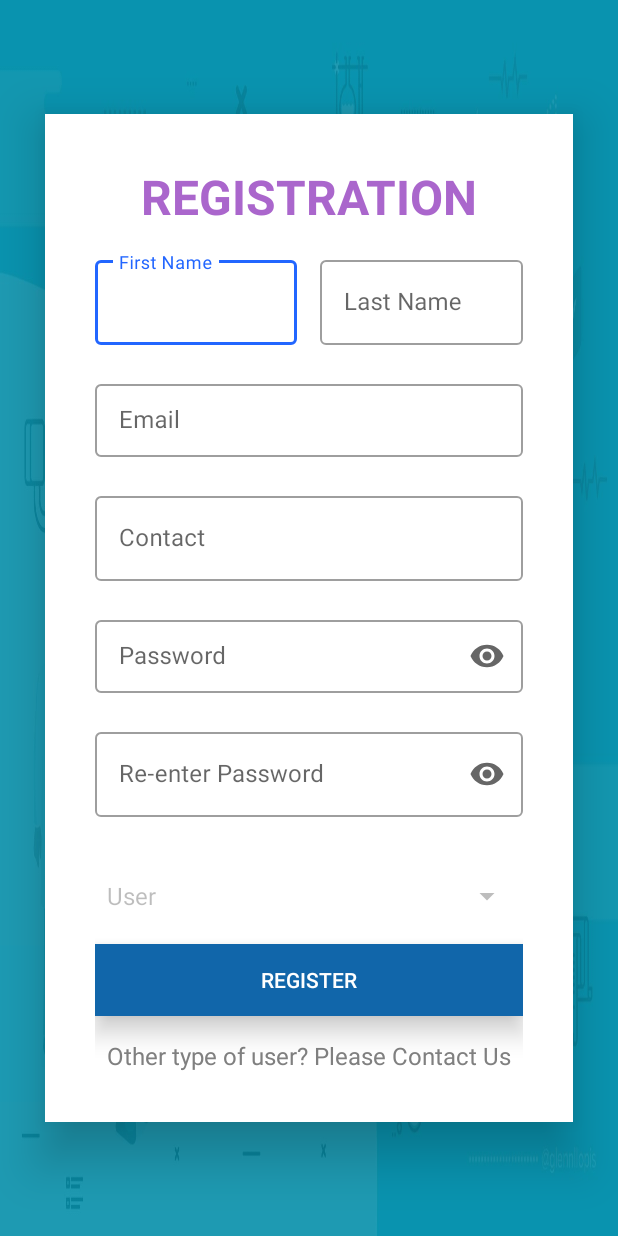
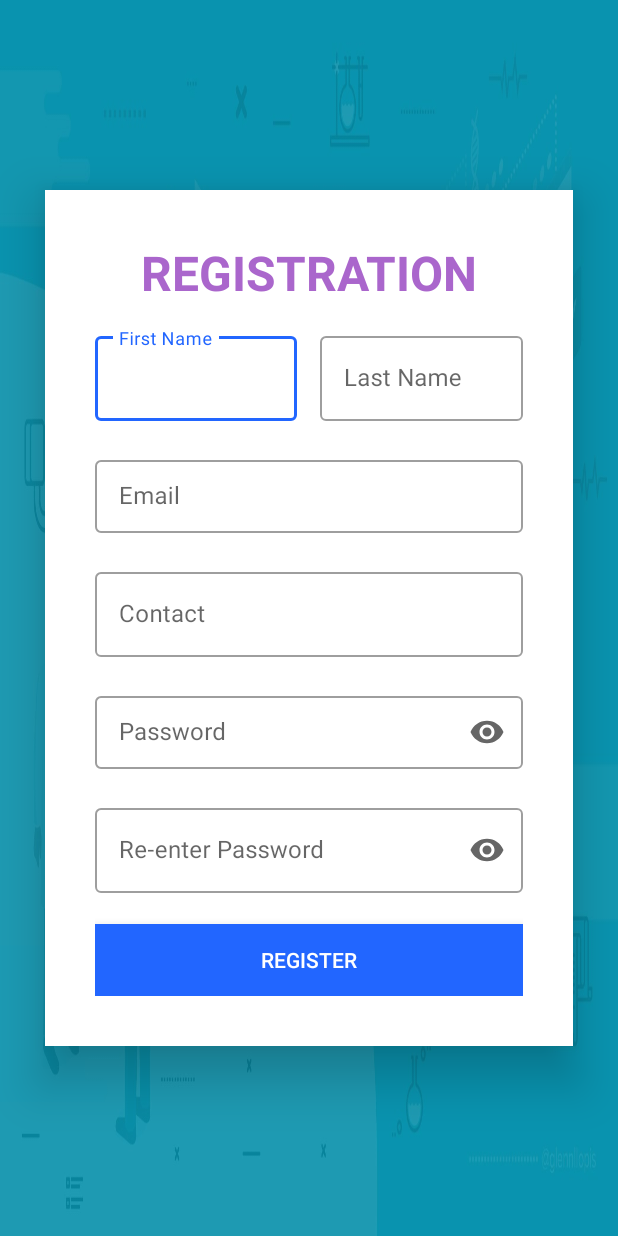
Before and after one commit to keyur982/E-Healthcare, an Android app: the Login screen opened directly, with no data from a screen before it, after a tap on "New user? Register Now!", on a phone screen of 412 x 824 dp. Run offline under Robolectric (Android 15) with nearby library versions, the phone set to English and light mode, and no system bars; 1 other tap on this screen came first.

Commit message:
Updated registration UI

```diff
--- a/app/src/main/java/com/ehealth/app/Login.java
+++ b/app/src/main/java/com/ehealth/app/Login.java
@@ -50,7 +50,7 @@ import java.util.regex.Pattern;
 
 public class Login extends AppCompatActivity {
     ImageView iv_login;
-    Spinner sp_userType;
+
     TextInputLayout tl_email, tl_password;
     TextInputEditText et_email,et_password;
     TextView tv_register;
@@ -66,46 +66,12 @@ public class Login extends AppCompatActivity {
         iv_login = findViewById(R.id.img_login);
         et_email = findViewById(R.id.et_email);
         et_password = findViewById(R.id.et_password);
-        sp_userType = findViewById(R.id.sp_userType);
         tv_register = findViewById(R.id.tv_register);
         btn_login = findViewById(R.id.btn_login);
         tl_email = findViewById(R.id.text_input_email);
         tl_password = findViewById(R.id.text_input_password);
 
 
-        /*String[] types = {"User","Doctor","Admin"};
-        ArrayAdapter<String> adapter = new ArrayAdapter<>(this, android.R.layout.simple_dropdown_item_1line, types);
-        sp_userType.setAdapter(adapter);
-
-        sp_userType.setOnItemSelectedListener(new AdapterView.OnItemSelectedListener() {
-            @Override
-            public void onItemSelected(AdapterView<?> parent, View view, int position, long id) {
-                switch (position) {
-                    case 0:
-                        //iv_login.setImageResource(R.drawable.user);
-                        if(!init)
-                            ImageViewAnimatedChange(Login.this,iv_login,R.drawable.user);
-                        init=false;
-                        break;
-                    case 1:
-                        //iv_login.setImageResource(R.drawable.doctor);
-                        ImageViewAnimatedChange(Login.this,iv_login,R.drawable.doctor);
-                        break;
-                    case 2:
-                        //iv_login.setImageResource(R.drawable.admin);
-                        ImageViewAnimatedChange(Login.this,iv_login,R.drawable.admin);
-                        break;
-                    default:
-                        iv_login.setImageResource(R.drawable.user);
-                        break;
-                }
-            }
-
-            @Override
-            public void onNothingSelected(AdapterView<?> parent) {
-                //iv_login.setImageDrawable(Drawable.createFromPath("user.png"));
-            }
-        });*/
 
         btn_login.setOnClickListener(new View.OnClickListener() {
             @Override
--- a/app/src/main/java/com/ehealth/app/Register.java
+++ b/app/src/main/java/com/ehealth/app/Register.java
@@ -37,7 +37,6 @@ import java.util.regex.Matcher;
 import java.util.regex.Pattern;
 
 public class Register extends AppCompatActivity {
-    Spinner sp_userType;
     TextInputLayout tl_fname, tl_lname, tl_email, tl_phone, tl_password, tl_cpass;
     TextInputEditText et_fname,et_lname,et_email,et_phone, et_password, et_cfmpassword;
     Button btn_register;
@@ -47,7 +46,6 @@ public class Register extends AppCompatActivity {
         super.onCreate(savedInstanceState);
         setContentView(R.layout.activity_register);
 
-        sp_userType = findViewById(R.id.sp_userType);
         tl_fname = findViewById(R.id.text_input_fname);
         tl_lname = findViewById(R.id.text_input_lname);
         tl_email = findViewById(R.id.text_input_email);
@@ -63,10 +61,6 @@ public class Register extends AppCompatActivity {
         et_cfmpassword = findViewById(R.id.et_cfmpassword);
         btn_register = findViewById(R.id.btn_register);
 
-        String[] types = {"User","Doctor","Admin"};
-        ArrayAdapter<String> adapter = new ArrayAdapter<String>(this,android.R.layout.simple_dropdown_item_1line,types);
-        sp_userType.setAdapter(adapter);
-        sp_userType.setEnabled(false);
 
         btn_register.setOnClickListener(new View.OnClickListener() {
             @Override
--- a/app/src/main/res/layout/activity_register.xml
+++ b/app/src/main/res/layout/activity_register.xml
@@ -138,14 +138,6 @@
                 />
         </com.google.android.material.textfield.TextInputLayout>
 
-
-            <Spinner
-                android:layout_width="match_parent"
-                android:layout_height="wrap_content"
-                android:id="@+id/sp_userType"
-                android:spinnerMode="dialog"
-                />
-
         <Button
             android:layout_width="match_parent"
             android:layout_height="wrap_content"
@@ -156,15 +148,7 @@
             android:textColor="@android:color/white"
             android:text="Register"/>
 
-        <TextView
-            android:id="@+id/tv_contact"
-            android:layout_width="wrap_content"
-            android:layout_height="wrap_content"
-            android:text="Other type of user? Please Contact Us"
-            android:layout_gravity="center"
-            android:layout_marginTop="15dp"
-            android:textSize="16dp"
-            android:textColor="@android:color/tertiary_text_dark"/>
+
 
     </LinearLayout>
 
--- a/app/src/main/res/layout/fragment_medic.xml
+++ b/app/src/main/res/layout/fragment_medic.xml
@@ -5,6 +5,7 @@
     xmlns:tools="http://schemas.android.com/tools"
     android:layout_width="match_parent"
     android:layout_height="match_parent"
+    android:padding="20dp"
     android:orientation="vertical"
     tools:context=".ui.medic.MedicFragment" >
 
@@ -137,6 +138,8 @@
         android:layout_width="wrap_content"
         android:layout_height="wrap_content"
         android:text="Save"
+        android:textColor="@android:color/white"
+        android:background="@drawable/ripple_effect"
         android:layout_gravity="center"
         android:layout_marginTop="20dp"/>
 
--- a/app/src/main/res/navigation/mobile_navigation.xml
+++ b/app/src/main/res/navigation/mobile_navigation.xml
@@ -17,12 +17,6 @@
         android:label="@string/menu_search"
         tools:layout="@layout/fragment_search" />
 
-   <!-- <fragment
-        android:id="@+id/nav_saved"
-        android:name="com.ehealth.app.ui.gallery.GalleryFragment"
-        android:label="@string/menu_saved"
-        tools:layout="@layout/fragment_saved" />-->
-
     <fragment
         android:id="@+id/nav_medic"
         android:name="com.ehealth.app.ui.medic.MedicFragment"
--- a/app/src/main/res/values/styles.xml
+++ b/app/src/main/res/values/styles.xml
@@ -1,7 +1,7 @@
-<resources>
+<resources>q
 
     <!-- Base application theme. -->
-    <style name="AppTheme" parent="Theme.MaterialComponents.DayNight.DarkActionBar.Bridge">
+    <style name="AppTheme" parent="Theme.MaterialComponents.Light.DarkActionBar">
         <!-- Customize your theme here. -->
         <item name="colorPrimary">@color/colorPrimary</item>
         <item name="colorPrimaryDark">@color/colorPrimaryDark</item>
```
Also changed, not shown: app/src/main/java/com/ehealth/app/MainActivity.java (+21 -0 lines), app/src/main/res/menu/activity_main_drawer.xml (+0 -13 lines), 594 other files.
